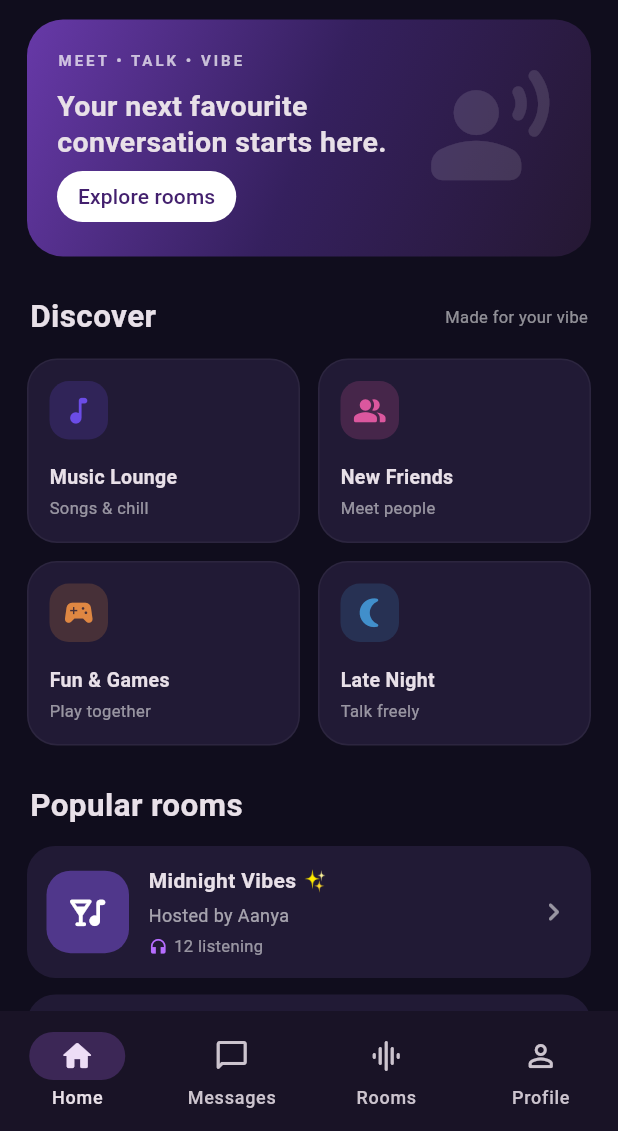
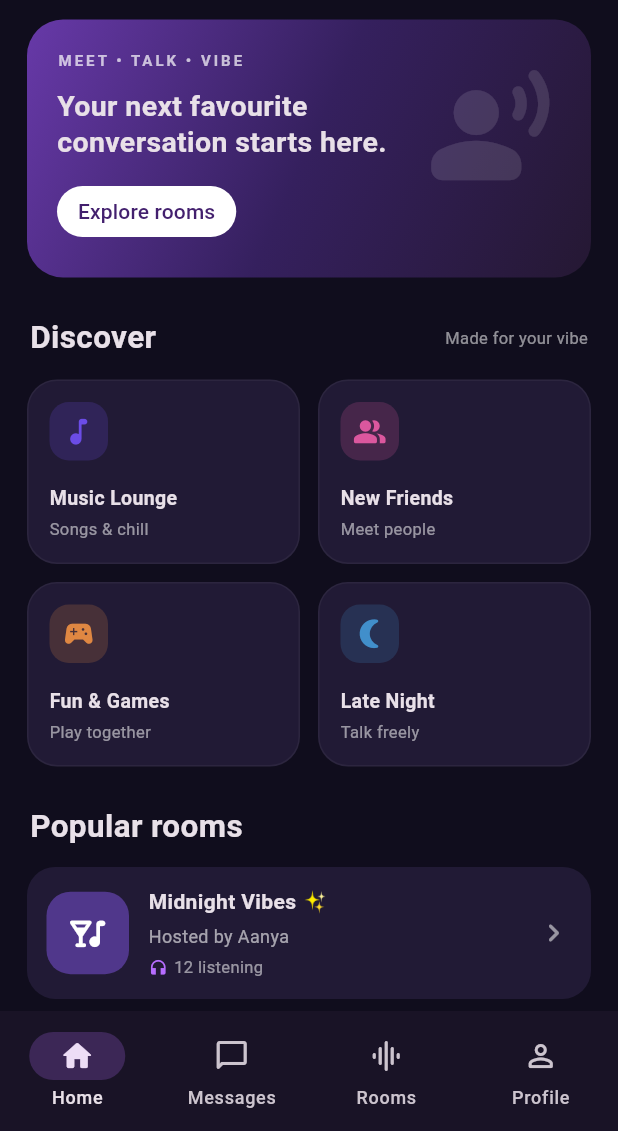
Before and after one commit to mosameer2098-ship-it/oyaaro-flutter-party, a Flutter app: the screen it shows after launch, on a phone screen of 412 x 824 dp, the part 105-1236 px from its top. Run offline on Flutter 3.47's test engine with Material 3 defaults, Android fonts, the phone set to English and light mode, and no system bars.

Commit message:
Fix home banner layout overflow

```diff
--- a/lib/main.dart
+++ b/lib/main.dart
@@ -153,7 +153,7 @@ class HomeScreen extends StatelessWidget {
             child: Padding(
               padding: const EdgeInsets.symmetric(horizontal: 18),
               child: Container(
-                height: 158,
+                height: 172,
                 padding: const EdgeInsets.all(20),
                 decoration: BoxDecoration(
                   borderRadius: BorderRadius.circular(24),
```
